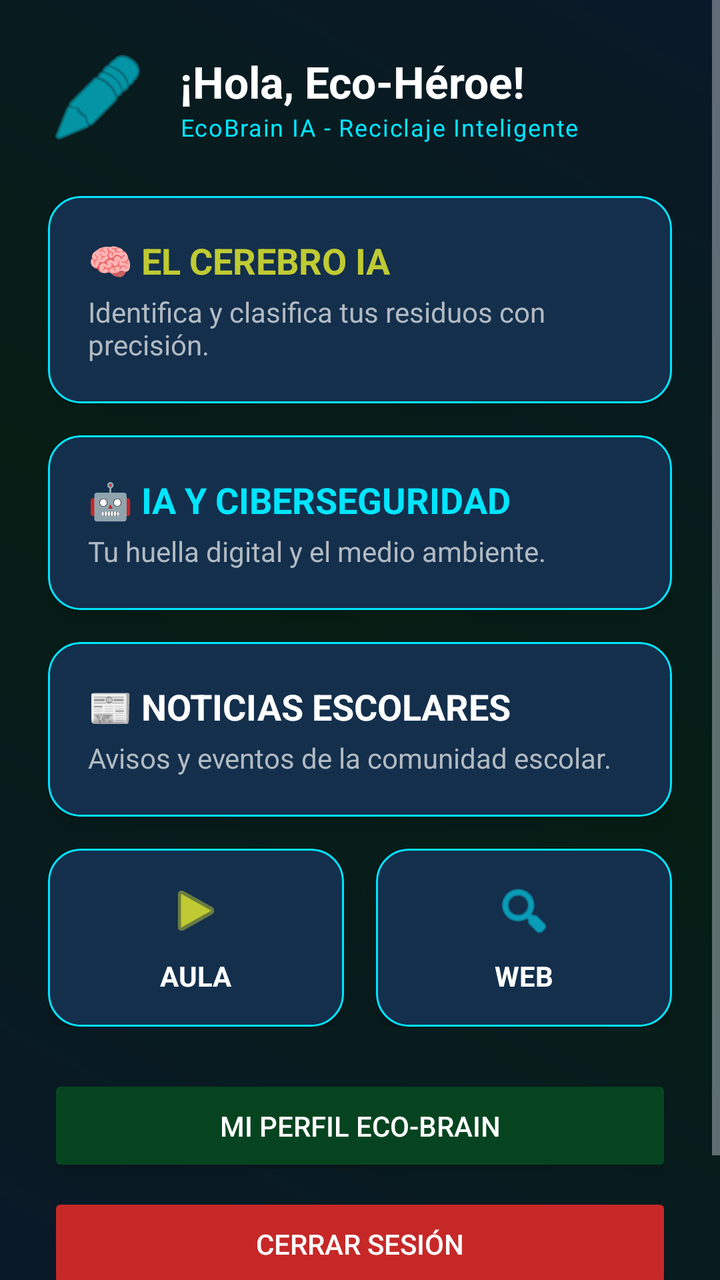
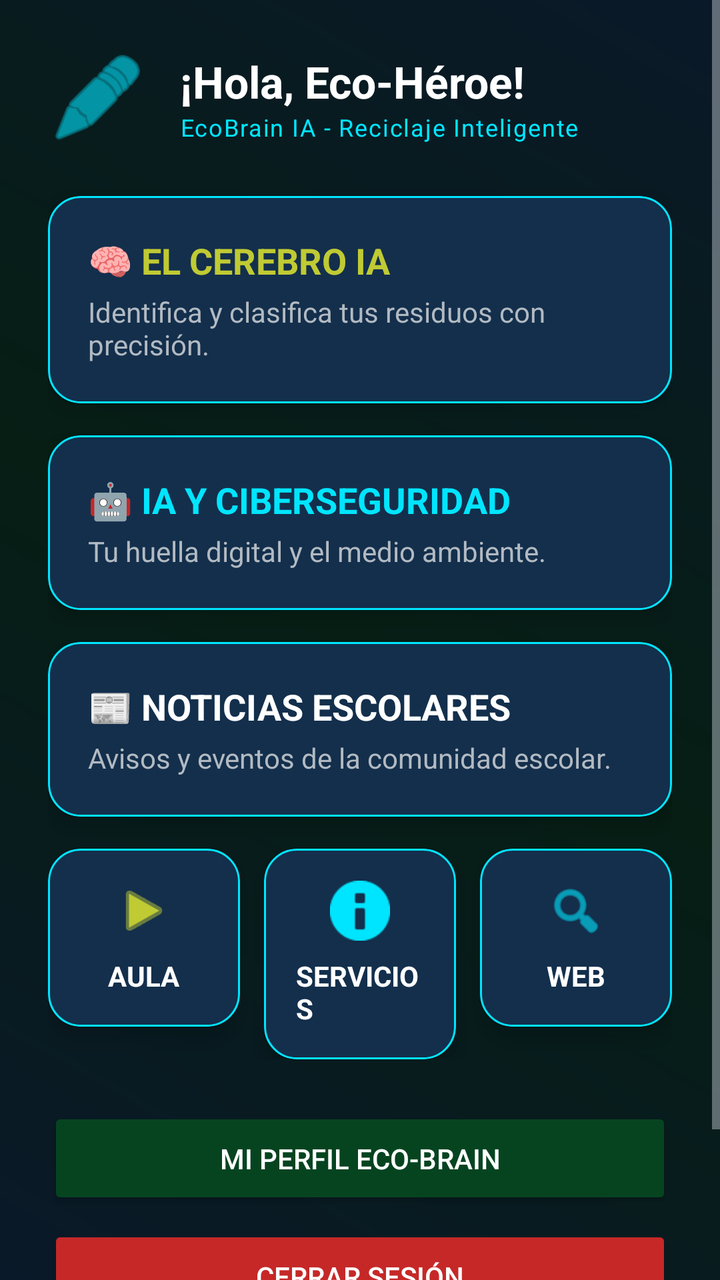

Screens rendered from an Android XML layout before and after an edit, with the pre-edit source and the edit as a unified diff.
<!-- AndroidManifest.xml: application theme Theme.EcoBrainApp -->
<!-- res/layout/activity_main.xml -->
<?xml version="1.0" encoding="utf-8"?>
<ScrollView xmlns:android="http://schemas.android.com/apk/res/android"
    xmlns:app="http://schemas.android.com/apk/res-auto"
    android:layout_width="match_parent"
    android:layout_height="match_parent"
    android:background="@drawable/bg_eco_brain"
    android:fillViewport="true">

    <LinearLayout
        android:layout_width="match_parent"
        android:layout_height="wrap_content"
        android:orientation="vertical"
        android:padding="24dp">

        
        <LinearLayout
            android:layout_width="match_parent"
            android:layout_height="wrap_content"
            android:orientation="horizontal"
            android:gravity="center_vertical"
            android:layout_marginBottom="24dp">

            <ImageView
                android:layout_width="50dp"
                android:layout_height="50dp"
                android:src="@android:drawable/ic_menu_edit"
                app:tint="@color/cyan_neon" />

            <LinearLayout
                android:layout_width="wrap_content"
                android:layout_height="wrap_content"
                android:orientation="vertical"
                android:layout_marginStart="16dp">
                <TextView
                    android:id="@+id/tvSaludo"
                    android:layout_width="wrap_content"
                    android:layout_height="wrap_content"
                    android:text="¡Hola, Eco-Héroe!"
                    android:textColor="@color/white"
                    android:textSize="22sp"
                    android:textStyle="bold" />
                <TextView
                    android:layout_width="wrap_content"
                    android:layout_height="wrap_content"
                    android:text="EcoBrain IA - Reciclaje Inteligente"
                    android:textColor="@color/cyan_neon"
                    android:textSize="12sp"
                    android:letterSpacing="0.05"/>
            </LinearLayout>
        </LinearLayout>

        
        <androidx.cardview.widget.CardView
            android:id="@+id/cardCerebro"
            style="@style/EcoBrainCard"
            android:layout_width="match_parent"
            android:layout_height="wrap_content"
            android:layout_marginBottom="16dp">
            <LinearLayout
                android:layout_width="match_parent"
                android:layout_height="wrap_content"
                android:background="@drawable/glow_border"
                android:orientation="vertical"
                android:padding="20dp">
                <TextView
                    android:layout_width="wrap_content"
                    android:layout_height="wrap_content"
                    android:text="🧠 EL CEREBRO IA"
                    android:textColor="@color/lime_bright"
                    android:textSize="18sp"
                    android:textStyle="bold" />
                <TextView
                    android:layout_width="wrap_content"
                    android:layout_height="wrap_content"
                    android:text="Identifica y clasifica tus residuos con precisión."
                    android:textColor="@color/text_secondary"
                    android:layout_marginTop="4dp" />
            </LinearLayout>
        </androidx.cardview.widget.CardView>

        <androidx.cardview.widget.CardView
            android:id="@+id/cardIARiesgos"
            style="@style/EcoBrainCard"
            android:layout_width="match_parent"
            android:layout_height="wrap_content"
            android:layout_marginBottom="16dp">
            <LinearLayout
                android:layout_width="match_parent"
                android:layout_height="wrap_content"
                android:background="@drawable/glow_border"
                android:orientation="vertical"
                android:padding="20dp">
                <TextView
                    android:layout_width="wrap_content"
                    android:layout_height="wrap_content"
                    android:text="🤖 IA Y CIBERSEGURIDAD"
                    android:textColor="@color/cyan_neon"
                    android:textSize="18sp"
                    android:textStyle="bold" />
                <TextView
                    android:layout_width="wrap_content"
                    android:layout_height="wrap_content"
                    android:text="Tu huella digital y el medio ambiente."
                    android:textColor="@color/text_secondary"
                    android:layout_marginTop="4dp" />
            </LinearLayout>
        </androidx.cardview.widget.CardView>

        <androidx.cardview.widget.CardView
            android:id="@+id/cardNoticias"
            style="@style/EcoBrainCard"
            android:layout_width="match_parent"
            android:layout_height="wrap_content"
            android:layout_marginBottom="16dp">
            <LinearLayout
                android:layout_width="match_parent"
                android:layout_height="wrap_content"
                android:background="@drawable/glow_border"
                android:orientation="vertical"
                android:padding="20dp">
                <TextView
                    android:layout_width="wrap_content"
                    android:layout_height="wrap_content"
                    android:text="📰 NOTICIAS ESCOLARES"
                    android:textColor="@color/white"
                    android:textSize="18sp"
                    android:textStyle="bold" />
                <TextView
                    android:layout_width="wrap_content"
                    android:layout_height="wrap_content"
                    android:text="Avisos y eventos de la comunidad escolar."
                    android:textColor="@color/text_secondary"
                    android:layout_marginTop="4dp" />
            </LinearLayout>
        </androidx.cardview.widget.CardView>

        <LinearLayout
            android:layout_width="match_parent"
            android:layout_height="wrap_content"
            android:orientation="horizontal"
            android:layout_marginBottom="16dp">

            <androidx.cardview.widget.CardView
                android:id="@+id/cardMultimedia"
                style="@style/EcoBrainCard"
                android:layout_width="0dp"
                android:layout_height="wrap_content"
                android:layout_weight="1"
                android:layout_marginEnd="8dp">
                <LinearLayout
                    android:layout_width="match_parent"
                    android:layout_height="wrap_content"
                    android:background="@drawable/glow_border"
                    android:padding="16dp"
                    android:gravity="center"
                    android:orientation="vertical">
                    <ImageView
                        android:layout_width="30dp"
                        android:layout_height="30dp"
                        android:src="@android:drawable/ic_media_play"
                        app:tint="@color/lime_bright"/>
                    <TextView
                        android:layout_width="wrap_content"
                        android:layout_height="wrap_content"
                        android:text="AULA"
                        android:textColor="@color/white"
                        android:textStyle="bold"
                        android:layout_marginTop="8dp"/>
                </LinearLayout>
            </androidx.cardview.widget.CardView>

            <androidx.cardview.widget.CardView
                android:id="@+id/cardWeb"
                style="@style/EcoBrainCard"
                android:layout_width="0dp"
                android:layout_height="wrap_content"
                android:layout_weight="1"
                android:layout_marginStart="8dp">
                <LinearLayout
                    android:layout_width="match_parent"
                    android:layout_height="wrap_content"
                    android:background="@drawable/glow_border"
                    android:padding="16dp"
                    android:gravity="center"
                    android:orientation="vertical">
                    <ImageView
                        android:layout_width="30dp"
                        android:layout_height="30dp"
                        android:src="@android:drawable/ic_menu_search"
                        app:tint="@color/cyan_neon"/>
                    <TextView
                        android:layout_width="wrap_content"
                        android:layout_height="wrap_content"
                        android:text="WEB"
                        android:textColor="@color/white"
                        android:textStyle="bold"
                        android:layout_marginTop="8dp"/>
                </LinearLayout>
            </androidx.cardview.widget.CardView>
        </LinearLayout>

        <Button
            android:id="@+id/btnPerfil"
            android:layout_width="match_parent"
            android:layout_height="wrap_content"
            android:text="MI PERFIL ECO-BRAIN"
            android:backgroundTint="@color/emerald_deep"
            android:textColor="@color/white"
            android:layout_marginTop="8dp"
            android:padding="16dp" />

        <Button
            android:id="@+id/btnLogout"
            android:layout_width="match_parent"
            android:layout_height="wrap_content"
            android:text="CERRAR SESIÓN"
            android:backgroundTint="#C62828"
            android:textColor="@color/white"
            android:layout_marginTop="8dp"
            android:padding="16dp" />

        <TextView
            android:layout_width="wrap_content"
            android:layout_height="wrap_content"
            android:layout_gravity="center_horizontal"
            android:layout_marginTop="24dp"
            android:text="© 2024 EcoBrain IA - Derechos Reservados"
            android:textColor="@color/text_secondary"
            android:textSize="10sp"
            android:alpha="0.7"/>

    </LinearLayout>
</ScrollView>
<!-- resources referenced by this layout -->
<resources>
  <color name="cyan_neon">#00E5FF</color>
  <color name="emerald_deep">#064420</color>
  <color name="lime_bright">#C0CA33</color>
  <color name="text_secondary">#B2BAC2</color>
  <color name="white">#FFFFFFFF</color>
  <!-- drawable bg_eco_brain (drawable) -->
  <?xml version="1.0" encoding="utf-8"?>
  <shape xmlns:android="http://schemas.android.com/apk/res/android">
      <gradient
          android:startColor="#0A1929"
          android:centerColor="#061E14"
          android:endColor="#0A1929"
          android:angle="45"
          android:type="linear" />
  </shape>
  <!-- drawable glow_border (drawable) -->
  <?xml version="1.0" encoding="utf-8"?>
  <shape xmlns:android="http://schemas.android.com/apk/res/android">
      <corners android:radius="16dp" />
      <stroke
          android:width="1dp"
          android:color="@color/cyan_neon" />
      <solid android:color="@color/card_bg_dark" />
  </shape>
  <style name="EcoBrainCard" parent="Widget.Material3.CardView.Elevated">
          <item name="cardBackgroundColor">@color/card_bg_dark</item>
          <item name="cardCornerRadius">16dp</item>
          <item name="cardElevation">6dp</item>
      </style>
  <style name="Theme.EcoBrainApp" parent="Base.Theme.EcoBrainApp" />
  <color name="card_bg_dark">#132F4C</color>
  <style name="Base.Theme.EcoBrainApp" parent="Theme.Material3.DayNight.NoActionBar">
          
          <item name="colorPrimary">@color/cyan_neon</item>
          <item name="colorOnPrimary">@color/background_dark</item>
          <item name="colorPrimaryContainer">@color/emerald_deep</item>
  
          
          <item name="colorSecondary">@color/lime_bright</item>
  
          
          <item name="android:windowBackground">@color/background_dark</item>
          <item name="colorSurface">@color/card_bg_dark</item>
  
          
          <item name="android:textColorPrimary">@color/white</item>
          <item name="android:textColorSecondary">@color/text_secondary</item>
      </style>
  <color name="background_dark">#0A1929</color>
</resources>

<!-- the commit's change to res/layout/activity_main.xml (unified diff, before → after) -->
@@ -163,6 +163,35 @@
                         android:layout_width="wrap_content"
                         android:layout_height="wrap_content"
                         android:text="AULA"
+                        android:textColor="@color/white"
+                        android:textStyle="bold"
+                        android:layout_marginTop="8dp"/>
+                </LinearLayout>
+            </androidx.cardview.widget.CardView>
+
+            <androidx.cardview.widget.CardView
+                android:id="@+id/cardServicios"
+                style="@style/EcoBrainCard"
+                android:layout_width="0dp"
+                android:layout_height="wrap_content"
+                android:layout_weight="1"
+                android:layout_marginHorizontal="4dp">
+                <LinearLayout
+                    android:layout_width="match_parent"
+                    android:layout_height="wrap_content"
+                    android:background="@drawable/glow_border"
+                    android:padding="16dp"
+                    android:gravity="center"
+                    android:orientation="vertical">
+                    <ImageView
+                        android:layout_width="30dp"
+                        android:layout_height="30dp"
+                        android:src="@android:drawable/ic_dialog_info"
+                        app:tint="@color/cyan_neon"/>
+                    <TextView
+                        android:layout_width="wrap_content"
+                        android:layout_height="wrap_content"
+                        android:text="SERVICIOS"
                         android:textColor="@color/white"
                         android:textStyle="bold"
                         android:layout_marginTop="8dp"/>
